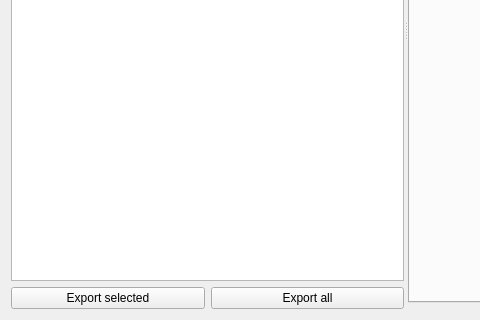
This is src/sfg_app2/app/ui/processed_results_tab.ui in silanglois/SFG-App as Qt 5 draws it before an edit; both pictures show x 0 to 480 and y 260 to 580 of the 828 by 580 pixel window. The edited form follows.
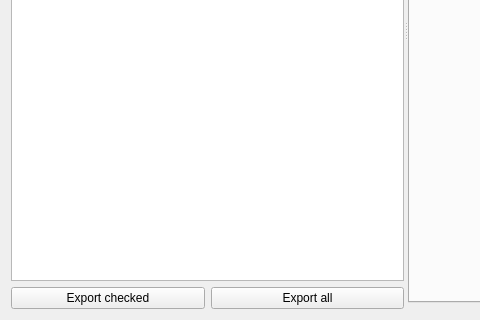
This is the edited form.

Commit message: Spectra Library: "Export selected" -> "Export checked"

Diff of the .ui file:
```diff
--- a/src/sfg_app2/app/ui/processed_results_tab.ui
+++ b/src/sfg_app2/app/ui/processed_results_tab.ui
@@ -51,7 +51,7 @@
          <item>
           <widget class="QPushButton" name="exportSelectedButton">
            <property name="text">
-            <string>Export selected</string>
+            <string>Export checked</string>
            </property>
           </widget>
          </item>
```
The commit also changes 2 other files.
